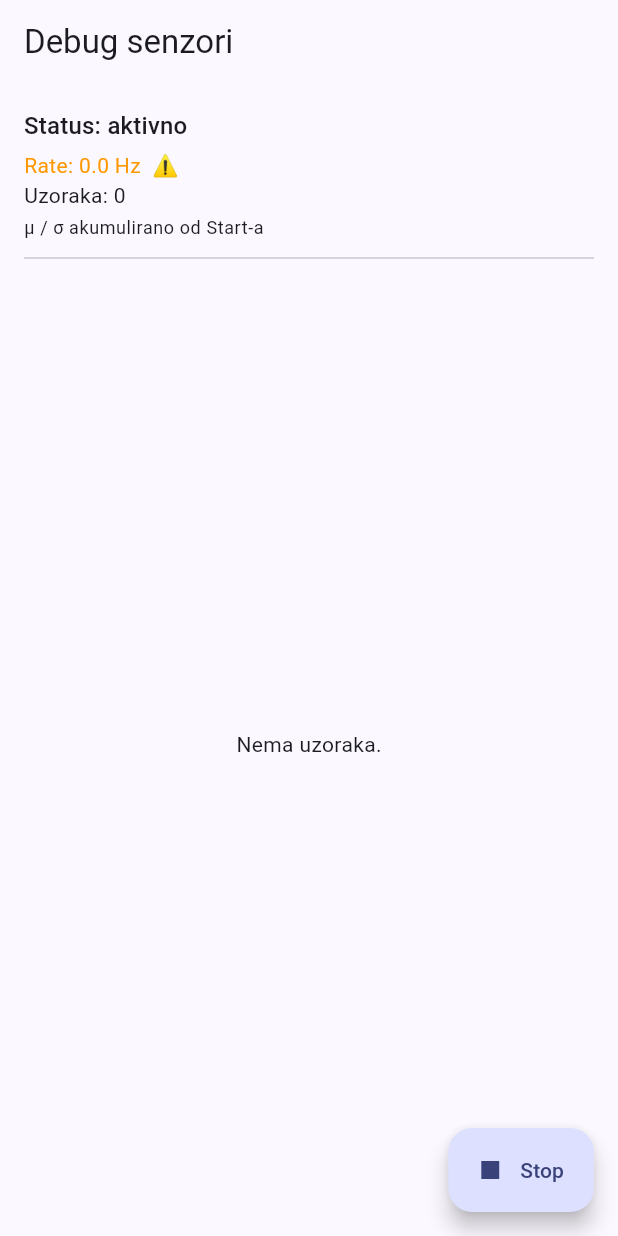
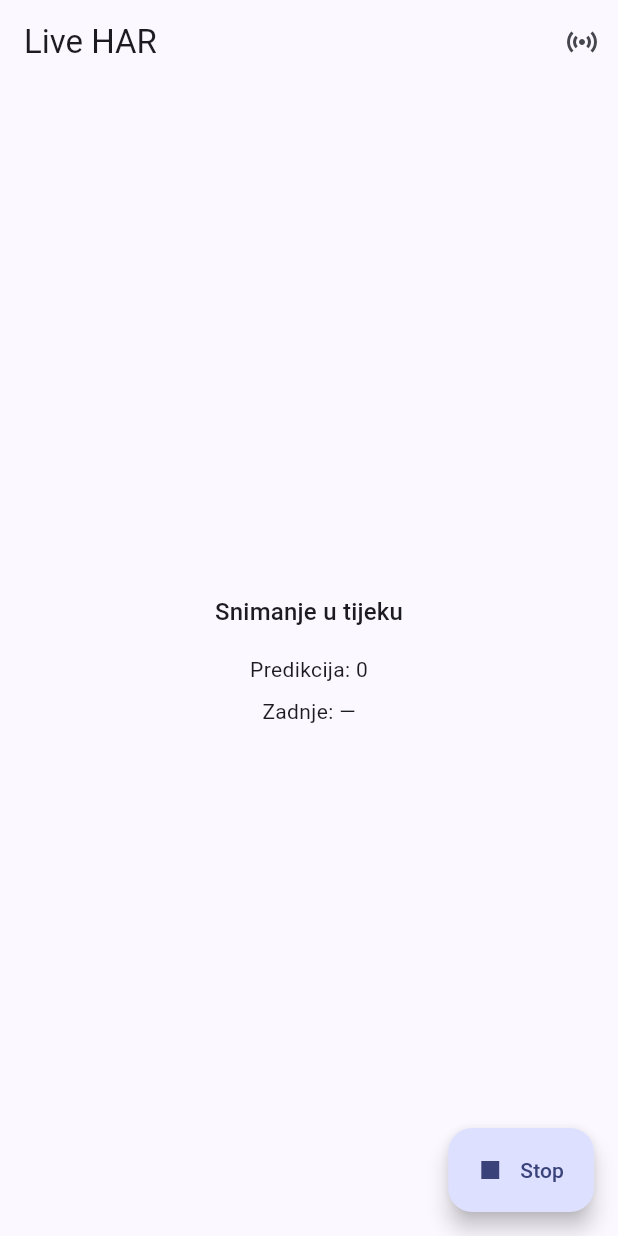
Before and after one commit to KarloK34/Diplomski-rad, a Flutter app: the screen it shows after launch, after a tap on "Start", on a phone screen of 412 x 824 dp. Run offline on Flutter 3.47's test engine with Material 3 defaults, Android fonts, the phone set to English and light mode, and no system bars; our stand-ins replace equatable, flutter_bloc, sensors_plus; missing offline and left inert: flutter_foreground_task, tflite_flutter.

Commit message:
feat: Implement live HAR screen and foreground service for activity recording

```diff
--- a/app/lib/app.dart
+++ b/app/lib/app.dart
@@ -1,8 +1,5 @@
 import 'package:flutter/material.dart';
-import 'package:flutter_bloc/flutter_bloc.dart';
-import 'package:gait_sense/blocs/sensor_stream/sensor_stream_bloc.dart';
-import 'package:gait_sense/screens/debug_sensors_screen.dart';
-import 'package:gait_sense/services/sensor_service.dart';
+import 'package:gait_sense/screens/live_har_screen.dart';
 
 /// Root MaterialApp.
 class GaitSenseApp extends StatelessWidget {
@@ -17,12 +14,7 @@ class GaitSenseApp extends StatelessWidget {
         colorScheme: ColorScheme.fromSeed(seedColor: Colors.indigo),
         useMaterial3: true,
       ),
-      // The debug sensor readout is the temporary home while the live HAR
-      // screen does not exist yet.
-      home: BlocProvider(
-        create: (_) => SensorStreamBloc(sensorService: SensorService()),
-        child: const DebugSensorsScreen(),
-      ),
+      home: const LiveHarScreen(),
     );
   }
 }
--- a/app/lib/main.dart
+++ b/app/lib/main.dart
@@ -1,6 +1,11 @@
 import 'package:flutter/widgets.dart';
+import 'package:flutter_foreground_task/flutter_foreground_task.dart';
 import 'package:gait_sense/app.dart';
 
 void main() {
+  WidgetsFlutterBinding.ensureInitialized();
+  // Opens the port the foreground-service isolate uses to send data back to the
+  // UI isolate. Must run before any addTaskDataCallback/sendDataToMain call.
+  FlutterForegroundTask.initCommunicationPort();
   runApp(const GaitSenseApp());
 }
--- /dev/null
+++ b/app/lib/screens/live_har_screen.dart
@@ -0,0 +1,129 @@
+import 'dart:async';
+
+import 'package:flutter/material.dart';
+import 'package:flutter_bloc/flutter_bloc.dart';
+import 'package:gait_sense/blocs/sensor_stream/sensor_stream_bloc.dart';
+import 'package:gait_sense/models/activity_prediction.dart';
+import 'package:gait_sense/screens/debug_sensors_screen.dart';
+import 'package:gait_sense/services/gait_foreground_service.dart';
+import 'package:gait_sense/services/sensor_service.dart';
+
+/// The recording screen: one Start/Stop control over the background service.
+///
+/// This is the minimal surface that drives [GaitForegroundService] and shows
+/// that predictions flow from the service isolate to the UI isolate. The
+/// session log, elapsed timer, rolling latency stats, and summary navigation
+/// are layered on top of this once the BLoC wiring lands.
+class LiveHarScreen extends StatefulWidget {
+  /// Creates the live screen.
+  const LiveHarScreen({super.key});
+
+  @override
+  State<LiveHarScreen> createState() => _LiveHarScreenState();
+}
+
+class _LiveHarScreenState extends State<LiveHarScreen> {
+  final GaitForegroundService _service = GaitForegroundService();
+  StreamSubscription<ActivityPrediction>? _subscription;
+
+  ActivityPrediction? _latest;
+  int _count = 0;
+  bool _running = false;
+
+  @override
+  void initState() {
+    super.initState();
+    _service.init();
+    _subscription = _service.predictions.listen((prediction) {
+      setState(() {
+        _latest = prediction;
+        _count++;
+      });
+    });
+  }
+
+  Future<void> _toggle() async {
+    if (_running) {
+      await _service.stop();
+      if (mounted) setState(() => _running = false);
+      return;
+    }
+    await _service.requestPermissions();
+    await _service.start();
+    if (mounted) {
+      setState(() {
+        _running = true;
+        _count = 0;
+        _latest = null;
+      });
+    }
+  }
+
+  void _openDebugScreen() {
+    unawaited(
+      Navigator.of(context).push(
+        MaterialPageRoute<void>(
+          builder: (_) => BlocProvider(
+            create: (_) => SensorStreamBloc(sensorService: SensorService()),
+            child: const DebugSensorsScreen(),
+          ),
+        ),
+      ),
+    );
+  }
+
+  @override
+  void dispose() {
+    unawaited(_subscription?.cancel());
+    _service.dispose();
+    super.dispose();
+  }
+
+  @override
+  Widget build(BuildContext context) {
+    final latest = _latest;
+    return Scaffold(
+      appBar: AppBar(
+        title: const Text('Live HAR'),
+        actions: [
+          IconButton(
+            icon: const Icon(Icons.sensors),
+            tooltip: 'Debug senzori',
+            onPressed: _openDebugScreen,
+          ),
+        ],
+      ),
+      body: Center(
+        child: Column(
+          mainAxisAlignment: MainAxisAlignment.center,
+          children: [
+            Text(
+              _running ? 'Snimanje u tijeku' : 'Zaustavljeno',
+              style: Theme.of(context).textTheme.titleMedium,
+            ),
+            const SizedBox(height: 16),
+            Text('Predikcija: $_count'),
+            const SizedBox(height: 8),
+            if (latest != null)
+              Text(
+                'Zadnje: ${latest.label} '
+                '(p=${_topProbability(latest).toStringAsFixed(2)}, '
+                '${latest.inferenceLatencyMs} ms)',
+              )
+            else
+              const Text('Zadnje: —'),
+          ],
+        ),
+      ),
+      floatingActionButton: FloatingActionButton.extended(
+        onPressed: () => unawaited(_toggle()),
+        icon: Icon(_running ? Icons.stop : Icons.play_arrow),
+        label: Text(_running ? 'Stop' : 'Start'),
+      ),
+    );
+  }
+
+  static double _topProbability(ActivityPrediction prediction) {
+    return prediction.probabilities.reduce((a, b) => a > b ? a : b);
+  }
+}
--- /dev/null
+++ b/app/lib/services/gait_foreground_service.dart
@@ -0,0 +1,104 @@
+import 'dart:async';
+import 'dart:convert';
+
+import 'package:flutter_foreground_task/flutter_foreground_task.dart';
+import 'package:gait_sense/models/activity_prediction.dart';
+import 'package:gait_sense/services/foreground_service.dart';
+
+/// UI-isolate facade over the foreground service.
+///
+/// Owns the service lifecycle (init / permissions / start / stop) and bridges
+/// [FlutterForegroundTask.addTaskDataCallback] into a typed broadcast [Stream]
+/// of [ActivityPrediction]s for the UI layer to consume. The recording pipeline
+/// itself runs in the service isolate (see `foreground_service.dart`).
+class GaitForegroundService {
+  /// Registers the data callback that receives messages from the task isolate.
+  GaitForegroundService() {
+    FlutterForegroundTask.addTaskDataCallback(_onData);
+  }
+
+  final StreamController<ActivityPrediction> _predictions =
+      StreamController<ActivityPrediction>.broadcast();
+
+  /// Predictions produced by the service isolate, decoded back into objects.
+  Stream<ActivityPrediction> get predictions => _predictions.stream;
+
+  void _onData(Object data) {
+    if (data is! String) return;
+    final decoded = jsonDecode(data) as Map<String, dynamic>;
+    if (decoded[ForegroundMessage.eventKey] !=
+        ForegroundMessage.predictionEvent) {
+      return;
+    }
+    _predictions.add(
+      ActivityPrediction.fromJson(
+        decoded[ForegroundMessage.dataKey] as Map<String, dynamic>,
+      ),
+    );
+  }
+
+  /// Configures the notification channel and task options. Call once at startup
+  /// before [start].
+  void init() {
+    FlutterForegroundTask.init(
+      androidNotificationOptions: AndroidNotificationOptions(
+        channelId: 'gait_sense_recording',
+        channelName: 'Snimanje aktivnosti',
+        channelDescription:
+            'Obavijest dok pozadinsko prepoznavanje aktivnosti radi.',
+        onlyAlertOnce: true,
+      ),
+      // showNotification:false keeps iOS quiet; allowWakeLock defaults to true,
+      // which is what keeps the CPU alive for inference with the screen off.
+      iosNotificationOptions: const IOSNotificationOptions(
+        showNotification: false,
+      ),
+      foregroundTaskOptions: ForegroundTaskOptions(
+        // Drives only the 1 s notification refresh; sampling is event-driven by
+        // the sensor stream inside the handler.
+        eventAction: ForegroundTaskEventAction.repeat(1000),
+      ),
+    );
+  }
+
+  /// Requests the runtime permissions the foreground service needs: the
+  /// notification permission (Android 13+) and a battery-optimization exemption
+  /// for reliable screen-off operation.
+  Future<void> requestPermissions() async {
+    final permission =
+        await FlutterForegroundTask.checkNotificationPermission();
+    if (permission != NotificationPermission.granted) {
+      await FlutterForegroundTask.requestNotificationPermission();
+    }
+    if (!await FlutterForegroundTask.isIgnoringBatteryOptimizations) {
+      await FlutterForegroundTask.requestIgnoreBatteryOptimization();
+    }
+  }
+
+  /// Starts the recording service, restarting it if already running.
+  Future<ServiceRequestResult> start() async {
+    if (await FlutterForegroundTask.isRunningService) {
+      return FlutterForegroundTask.restartService();
+    }
+    return FlutterForegroundTask.startService(
+      serviceId: 1001,
+      notificationTitle: 'Snimanje aktivnosti u tijeku',
+      notificationText: 'Pokretanje…',
+      callback: gaitSenseForegroundCallback,
+    );
+  }
+
+  /// Stops the recording service.
+  Future<ServiceRequestResult> stop() {
+    return FlutterForegroundTask.stopService();
+  }
+
+  /// Whether the service is currently running.
+  Future<bool> get isRunning => FlutterForegroundTask.isRunningService;
+
+  /// Removes the data callback and closes the prediction stream.
+  void dispose() {
+    FlutterForegroundTask.removeTaskDataCallback(_onData);
+    unawaited(_predictions.close());
+  }
+}
```
Also changed, not shown: app/lib/services/foreground_service.dart (added, +124 -0 lines), 2 other files.
